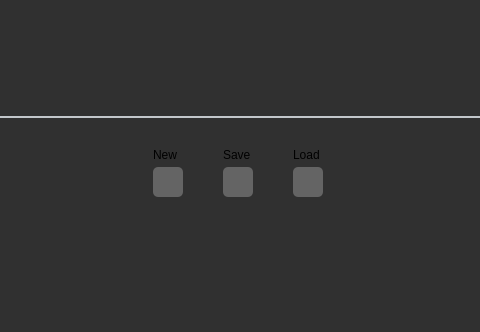
Old version of the form mainwindow.ui in the repository landonwest815/sprite-editor; both pictures show x 260 to 740 and y 0 to 332 of the 1000 by 991 pixel window.
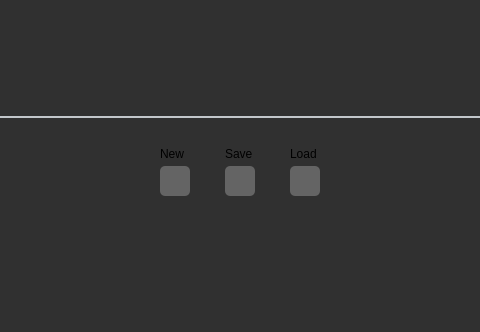
New version of the form. The open tabs and pages were chosen to show the change. Icons and pictures are not drawn.

Commit message: Text Size Bug Fix

Diff of the .ui file:
```diff
--- a/mainwindow.ui
+++ b/mainwindow.ui
@@ -161,21 +161,21 @@
             <item>
              <widget class="QLabel" name="newLabl">
               <property name="sizePolicy">
-               <sizepolicy hsizetype="Preferred" vsizetype="Fixed">
+               <sizepolicy hsizetype="Preferred" vsizetype="Preferred">
                 <horstretch>0</horstretch>
                 <verstretch>0</verstretch>
                </sizepolicy>
               </property>
               <property name="minimumSize">
                <size>
-                <width>35</width>
-                <height>15</height>
+                <width>0</width>
+                <height>0</height>
                </size>
               </property>
               <property name="maximumSize">
                <size>
-                <width>200</width>
-                <height>15</height>
+                <width>16777215</width>
+                <height>16777215</height>
                </size>
               </property>
               <property name="text">
@@ -267,21 +267,21 @@
             <item>
              <widget class="QLabel" name="saveLabel">
               <property name="sizePolicy">
-               <sizepolicy hsizetype="Preferred" vsizetype="Fixed">
+               <sizepolicy hsizetype="Preferred" vsizetype="Preferred">
                 <horstretch>0</horstretch>
                 <verstretch>0</verstretch>
                </sizepolicy>
               </property>
               <property name="minimumSize">
                <size>
-                <width>35</width>
-                <height>15</height>
+                <width>0</width>
+                <height>0</height>
                </size>
               </property>
               <property name="maximumSize">
                <size>
-                <width>200</width>
-                <height>15</height>
+                <width>16777215</width>
+                <height>16777215</height>
                </size>
               </property>
               <property name="text">
@@ -383,14 +383,14 @@
               </property>
               <property name="minimumSize">
                <size>
-                <width>35</width>
-                <height>15</height>
+                <width>0</width>
+                <height>0</height>
                </size>
               </property>
               <property name="maximumSize">
                <size>
-                <width>200</width>
-                <height>15</height>
+                <width>16777215</width>
+                <height>16777215</height>
                </size>
               </property>
               <property name="text">
```
Left out of the diff: 2 changed lines with no effect on the pictures. The commit also changes 1 other file.
